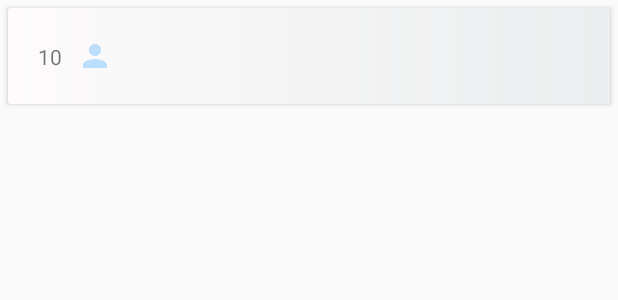
After one commit to mabahmani/SWG, an Android app: the layout rank_list_items_row.xml on its own in the app's theme, with its tools: preview values and no code run, on a phone screen of 412 x 824 dp. The commit adds this screen. Shown: the top 300 px of the screen. Run offline under Robolectric (Android 15) with nearby library versions, the phone set to English and light mode, and no system bars.

Commit message:
Add SpeedMatch RankList Add SpeedMatch RecyclerView Add SpeedMatch CardView

```diff
--- a/app/build.gradle
+++ b/app/build.gradle
@@ -26,4 +26,6 @@ dependencies {
     androidTestImplementation 'com.android.support.test:runner:1.0.1'
     androidTestImplementation 'com.android.support.test.espresso:espresso-core:3.0.1'
     implementation 'com.google.code.gson:gson:2.8.2'
+    implementation 'com.android.support:recyclerview-v7:26.1.0'
+    implementation 'com.android.support:cardview-v7:26.1.0'
 }
--- /dev/null
+++ b/app/src/main/res/drawable/ic_person_black_24dp.xml
@@ -0,0 +1,5 @@
+<vector android:height="24dp" android:tint="#BBDEFB"
+    android:viewportHeight="24.0" android:viewportWidth="24.0"
+    android:width="24dp" xmlns:android="http://schemas.android.com/apk/res/android">
+    <path android:fillColor="#FF000000" android:pathData="M12,12c2.21,0 4,-1.79 4,-4s-1.79,-4 -4,-4 -4,1.79 -4,4 1.79,4 4,4zM12,14c-2.67,0 -8,1.34 -8,4v2h16v-2c0,-2.66 -5.33,-4 -8,-4z"/>
+</vector>
--- /dev/null
+++ b/app/src/main/res/drawable/rank_list_bg.xml
@@ -0,0 +1,8 @@
+<?xml version="1.0" encoding="utf-8"?>
+<shape xmlns:android="http://schemas.android.com/apk/res/android">
+    <gradient
+        android:angle="0"
+        android:startColor="#fdfbfb"
+        android:endColor="#ebedee"
+        />
+</shape>
--- /dev/null
+++ b/app/src/main/res/layout/rank_list_items_row.xml
@@ -0,0 +1,57 @@
+<?xml version="1.0" encoding="utf-8"?>
+
+
+<android.support.v7.widget.CardView
+    xmlns:android="http://schemas.android.com/apk/res/android"
+    xmlns:app="http://schemas.android.com/apk/res-auto"
+    android:layout_width="match_parent"
+    android:layout_margin="5dp"
+    android:layout_height="wrap_content">
+
+    <android.support.constraint.ConstraintLayout
+        android:layout_width="match_parent"
+        android:background="@drawable/rank_list_bg"
+        android:padding="20dp"
+        android:layout_height="wrap_content">
+        <TextView
+            android:id="@+id/player_index"
+            android:layout_width="wrap_content"
+            app:layout_constraintLeft_toLeftOf="parent"
+            app:layout_constraintRight_toLeftOf="@id/player_icon"
+            app:layout_constraintTop_toTopOf="parent"
+            app:layout_constraintBottom_toBottomOf="parent"
+            android:layout_marginRight="10dp"
+            android:text="10"
+            android:layout_height="wrap_content" />
+
+        <ImageView
+            android:id="@+id/player_icon"
+            android:layout_width="wrap_content"
+            android:src="@drawable/ic_person_black_24dp"
+            android:layout_marginRight="10dp"
+            app:layout_constraintLeft_toRightOf="@+id/player_index"
+            app:layout_constraintRight_toLeftOf="@id/player_name"
+            app:layout_constraintTop_toTopOf="parent"
+            app:layout_constraintBottom_toBottomOf="parent"
+            android:layout_height="wrap_content" />
+
+        <TextView
+            android:id="@+id/player_name"
+            android:layout_width="0dp"
+            app:layout_constraintLeft_toRightOf="@+id/player_icon"
+            app:layout_constraintRight_toLeftOf="@+id/player_score"
+            app:layout_constraintTop_toTopOf="parent"
+            app:layout_constraintBottom_toBottomOf="parent"
+            android:layout_height="wrap_content" />
+        <TextView
+            android:id="@+id/player_score"
+            android:layout_width="0dp"
+            app:layout_constraintLeft_toRightOf="@+id/player_name"
+            app:layout_constraintRight_toRightOf="parent"
+            app:layout_constraintTop_toTopOf="parent"
+            app:layout_constraintBottom_toBottomOf="parent"
+            android:layout_height="wrap_content" />
+
+    </android.support.constraint.ConstraintLayout>
+
+</android.support.v7.widget.CardView>
```
Also changed, not shown: app/src/main/java/com/mab/swg/SpeedMatchPreferenceManager.java (+17 -0 lines), app/src/main/java/com/mab/swg/SpeedMatchRankList.java (added, +24 -0 lines), app/src/main/java/com/mab/swg/SpeedMatchRankListFragment.java (+33 -6 lines), app/src/main/java/com/mab/swg/SpeedMatchStartGameFragment.java (+5 -3 lines), app/src/main/java/com/mab/swg/UserAdapter.java (added, +50 -0 lines), app/src/main/res/layout/fragment_speed_match_rank_list.xml (+10 -10 lines).
